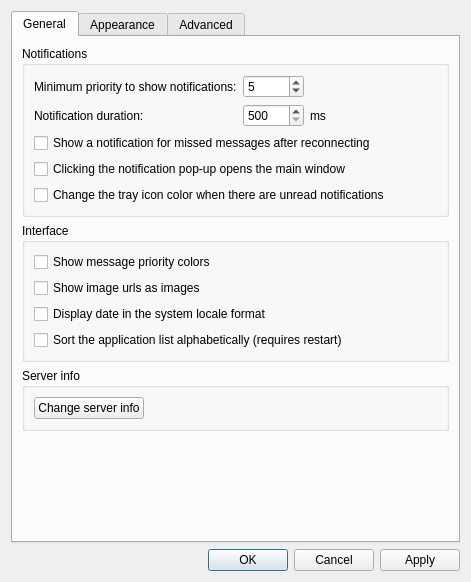
The window that src/settingsdialog.ui (seird/gotify-tray-cpp) describes before a commit, drawn with Qt 5.
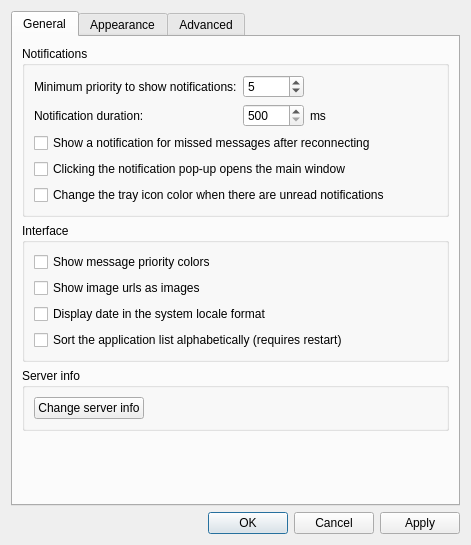
The same window after the commit. Icons and pictures are not drawn. Custom widgets are drawn as their Qt base class.

Commit message: allow 0 minimum priority in settings dialog

Diff of the .ui file:
```diff
--- a/src/settingsdialog.ui
+++ b/src/settingsdialog.ui
@@ -7,7 +7,7 @@
     <x>0</x>
     <y>0</y>
     <width>471</width>
-    <height>582</height>
+    <height>545</height>
    </rect>
   </property>
   <property name="windowTitle">
```
Left out of the diff: 4 changed lines with no effect on the pictures. The commit also changes 1 other file.
